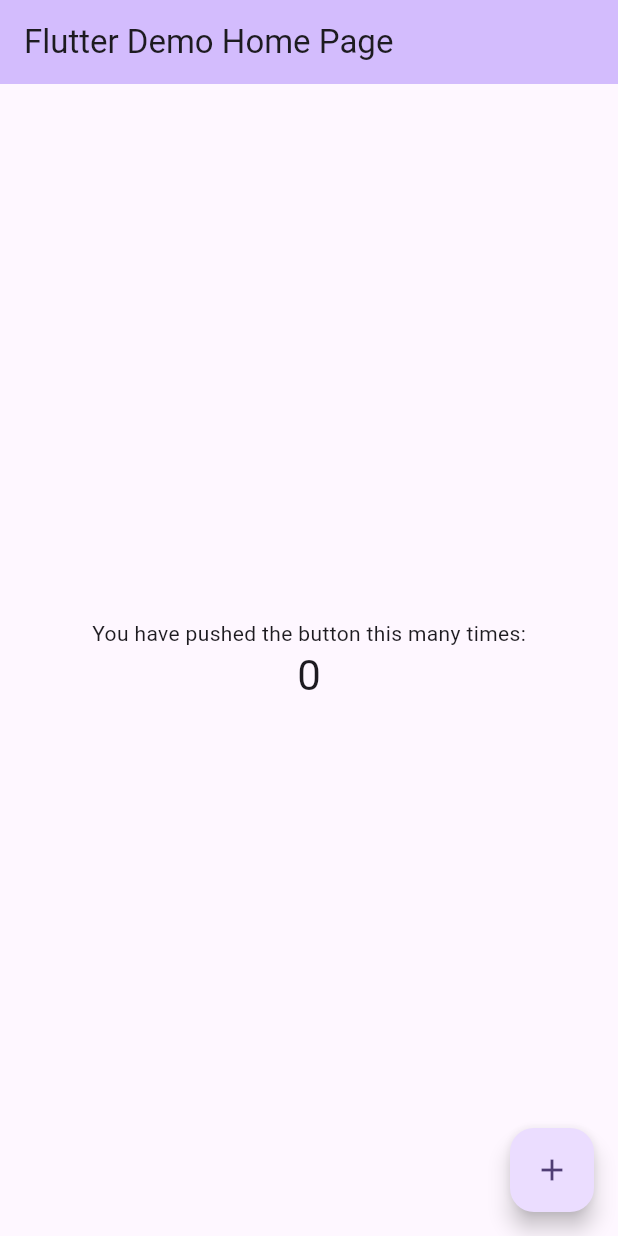
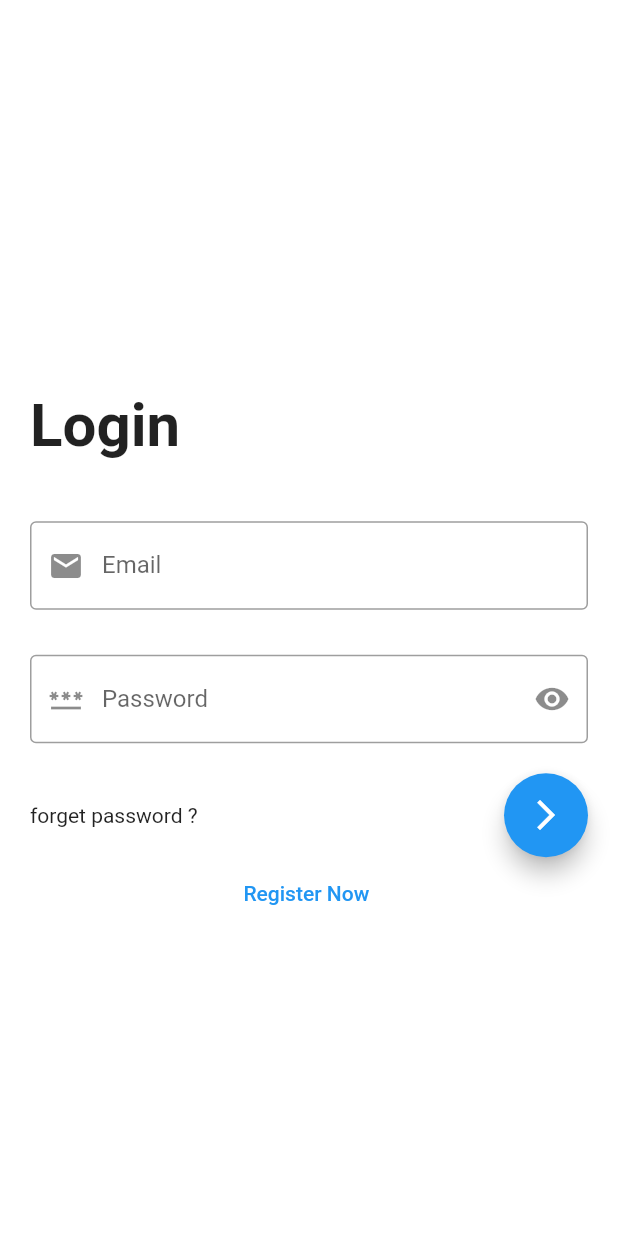
Before and after one commit to h0996g/TodoFir, a Flutter app: the screen it shows after launch, on a phone screen of 412 x 824 dp. Run offline on Flutter 3.47's test engine with Material 2 defaults, Android fonts, the light colour scheme and no system bars; our stand-ins replace bloc, flutter_bloc.

Commit message:
login design

```diff
--- /dev/null
+++ b/lib/Modules/login/cubit/login_cubit.dart
@@ -0,0 +1,17 @@
+import 'package:bloc/bloc.dart';
+import 'package:flutter/animation.dart';
+import 'package:flutter_bloc/flutter_bloc.dart';
+import 'package:meta/meta.dart';
+
+part 'login_state.dart';
+
+class LoginCubit extends Cubit<LoginState> {
+  LoginCubit() : super(LoginInitial());
+  static LoginCubit get(context) => BlocProvider.of(context);
+  bool isvisibility = false;
+
+  void showPassword() {
+    isvisibility = !isvisibility;
+    emit(ShowPasswordState());
+  }
+}
--- /dev/null
+++ b/lib/Modules/login/cubit/login_state.dart
@@ -0,0 +1,8 @@
+part of 'login_cubit.dart';
+
+@immutable
+abstract class LoginState {}
+
+class LoginInitial extends LoginState {}
+
+class ShowPasswordState extends LoginState {}
--- /dev/null
+++ b/lib/Modules/login/login.dart
@@ -0,0 +1,103 @@
+import 'package:flutter/material.dart';
+import 'package:flutter_bloc/flutter_bloc.dart';
+import 'package:todo_fir/Modules/login/cubit/login_cubit.dart';
+import 'package:todo_fir/Shared/Components/component.dart';
+
+class Login extends StatelessWidget {
+  Login({Key? key}) : super(key: key);
+
+  var emailController = TextEditingController();
+  var passController = TextEditingController();
+  var formKey = GlobalKey<FormState>();
+  @override
+  Widget build(BuildContext context) {
+    return BlocConsumer<LoginCubit, LoginState>(
+      builder: (BuildContext context, state) {
+        LoginCubit _loginCubit = BlocProvider.of(context);
+
+        return Scaffold(
+          appBar: AppBar(),
+          body: Center(
+            child: SingleChildScrollView(
+              child: Padding(
+                padding: const EdgeInsets.all(20),
+                child: Form(
+                  key: formKey,
+                  child: Column(
+                    crossAxisAlignment: CrossAxisAlignment.start,
+                    children: [
+                      const Text(
+                        'Login',
+                        style: TextStyle(
+                            fontSize: 40, fontWeight: FontWeight.bold),
+                      ),
+                      const SizedBox(
+                        height: 40,
+                      ),
+                      defaultForm(
+                          controler: emailController,
+                          textInputAction: TextInputAction.next,
+                          labels: 'Email',
+                          prefixIcon: const Icon(Icons.email),
+                          validator: (value) {
+                            if (value!.isEmpty) {
+                              return "Email Must Be Not Empty";
+                            }
+                          }),
+                      const SizedBox(
+                        height: 30,
+                      ),
+                      defaultForm(
+                          onFieldSubmitted: (value) {
+                            if (formKey.currentState!.validate()) {}
+                          },
+                          suffixIcon: IconButton(
+                              onPressed: () {
+                                _loginCubit.showPassword();
+                              },
+                              icon: _loginCubit.isvisibility
+                                  ? const Icon(Icons.visibility_off)
+                                  : const Icon(Icons.visibility)),
+                          controler: passController,
+                          textInputAction: TextInputAction.done,
+                          prefixIcon: const Icon(Icons.password),
+                          obscureText: !_loginCubit.isvisibility,
+                          labels: "Password",
+                          validator: (value) {
+                            if (value!.isEmpty) {
+                              return "Password Must Be Not Empty";
+                            }
+                          }),
+                      const SizedBox(
+                        height: 20,
+                      ),
+                      Row(
+                        children: [
+                          const Text('forget password ?'),
+                          const Spacer(),
+                          FloatingActionButton(
+                            onPressed: () {
+                              if (formKey.currentState!.validate()) {}
+                            },
+                            child: const Icon(Icons.arrow_forward_ios),
+                          )
+                        ],
+                      ),
+                      Center(
+                        child: TextButton(
+                          child: const Text('Register Now '),
+                          onPressed: () {},
+                        ),
+                      ),
+                    ],
+                  ),
+                ),
+              ),
+            ),
+          ),
+        );
+      },
+      listener: (BuildContext context, Object? state) {},
+    );
+  }
+}
--- /dev/null
+++ b/lib/Shared/Components/component.dart
@@ -0,0 +1,32 @@
+import 'package:flutter/material.dart';
+
+Widget defaultForm(
+        {required TextEditingController controler,
+        bool obscureText = false,
+        required TextInputAction textInputAction,
+        Widget? suffixIcon,
+        Widget? suffix,
+        Icon? prefixIcon,
+        String? labels,
+        TextInputType? type,
+        required Function? validator,
+        Function(dynamic)? onFieldSubmitted}) =>
+    TextFormField(
+      keyboardType: type,
+      onFieldSubmitted: onFieldSubmitted,
+      obscureText: obscureText,
+      textInputAction: textInputAction,
+      decoration: InputDecoration(
+          suffixIcon: suffixIcon,
+          suffix: suffix,
+          prefixIcon: prefixIcon,
+          border: const OutlineInputBorder(),
+          labelText: labels),
+      controller: controler,
+      validator: (String? value) {
+        if (value!.isEmpty) {
+          return validator!(value);
+        }
+        return null;
+      },
+    );
--- a/lib/main.dart
+++ b/lib/main.dart
@@ -1,4 +1,8 @@
 import 'package:flutter/material.dart';
+import 'package:flutter/services.dart';
+import 'package:flutter_bloc/flutter_bloc.dart';
+import 'package:todo_fir/Modules/login/cubit/login_cubit.dart';
+import 'package:todo_fir/Modules/login/login.dart';
 
 void main() {
   runApp(const MyApp());
@@ -10,116 +14,25 @@ class MyApp extends StatelessWidget {
   // This widget is the root of your application.
   @override
   Widget build(BuildContext context) {
-    return MaterialApp(
-      title: 'Flutter Demo',
-      theme: ThemeData(
-        // This is the theme of your application.
-        //
-        // TRY THIS: Try running your application with "flutter run". You'll see
-        // the application has a blue toolbar. Then, without quitting the app,
-        // try changing the seedColor in the colorScheme below to Colors.green
-        // and then invoke "hot reload" (save your changes or press the "hot
-        // reload" button in a Flutter-supported IDE, or press "r" if you used
-        // the command line to start the app).
-        //
-        // Notice that the counter didn't reset back to zero; the application
-        // state is not lost during the reload. To reset the state, use hot
-        // restart instead.
-        //
-        // This works for code too, not just values: Most code changes can be
-        // tested with just a hot reload.
-        colorScheme: ColorScheme.fromSeed(seedColor: Colors.deepPurple),
-        useMaterial3: true,
-      ),
-      home: const MyHomePage(title: 'Flutter Demo Home Page'),
-    );
+    return MultiBlocProvider(
+        providers: [BlocProvider(create: (context) => LoginCubit())],
+        child: MaterialApp(
+          home: Login(),
+          debugShowCheckedModeBanner: false,
+          theme: ThemeData(
+            appBarTheme: const AppBarTheme(
+                titleTextStyle: TextStyle(
+                    color: Colors.black,
+                    fontSize: 30,
+                    fontWeight: FontWeight.w600),
+                systemOverlayStyle: SystemUiOverlayStyle(
+                    statusBarColor: Colors.white,
+                    statusBarIconBrightness: Brightness.dark),
+                backgroundColor: Colors.white,
+                // shadowColor: Colors.white,
+                elevation: 0),
+            scaffoldBackgroundColor: Colors.white,
+          ),
+        ));
   }
 }
-
-class MyHomePage extends StatefulWidget {
-  const MyHomePage({super.key, required this.title});
-
-  // This widget is the home page of your application. It is stateful, meaning
-  // that it has a State object (defined below) that contains fields that affect
-  // how it looks.
-
-  // This class is the configuration for the state. It holds the values (in this
-  // case the title) provided by the parent (in this case the App widget) and
-  // used by the build method of the State. Fields in a Widget subclass are
-  // always marked "final".
-
-  final String title;
-
-  @override
-  State<MyHomePage> createState() => _MyHomePageState();
-}
-
-class _MyHomePageState extends State<MyHomePage> {
-  int _counter = 0;
-
-  void _incrementCounter() {
-    setState(() {
-      // This call to setState tells the Flutter framework that something has
-      // changed in this State, which causes it to rerun the build method below
-      // so that the display can reflect the updated values. If we changed
-      // _counter without calling setState(), then the build method would not be
-      // called again, and so nothing would appear to happen.
-      _counter++;
-    });
-  }
-
-  @override
-  Widget build(BuildContext context) {
-    // This method is rerun every time setState is called, for instance as done
-    // by the _incrementCounter method above.
-    //
-    // The Flutter framework has been optimized to make rerunning build methods
-    // fast, so that you can just rebuild anything that needs updating rather
-    // than having to individually change instances of widgets.
-    return Scaffold(
-      appBar: AppBar(
-        // TRY THIS: Try changing the color here to a specific color (to
-        // Colors.amber, perhaps?) and trigger a hot reload to see the AppBar
-        // change color while the other colors stay the same.
-        backgroundColor: Theme.of(context).colorScheme.inversePrimary,
-        // Here we take the value from the MyHomePage object that was created by
-        // the App.build method, and use it to set our appbar title.
-        title: Text(widget.title),
-      ),
-      body: Center(
-        // Center is a layout widget. It takes a single child and positions it
-        // in the middle of the parent.
-        child: Column(
-          // Column is also a layout widget. It takes a list of children and
-          // arranges them vertically. By default, it sizes itself to fit its
-          // children horizontally, and tries to be as tall as its parent.
-          //
-          // Column has various properties to control how it sizes itself and
-          // how it positions its children. Here we use mainAxisAlignment to
-          // center the children vertically; the main axis here is the vertical
-          // axis because Columns are vertical (the cross axis would be
-          // horizontal).
-          //
-          // TRY THIS: Invoke "debug painting" (choose the "Toggle Debug Paint"
-          // action in the IDE, or press "p" in the console), to see the
-          // wireframe for each widget.
-          mainAxisAlignment: MainAxisAlignment.center,
-          children: <Widget>[
-            const Text(
-              'You have pushed the button this many times:',
-            ),
-            Text(
-              '$_counter',
-              style: Theme.of(context).textTheme.headlineMedium,
-            ),
-          ],
-        ),
-      ),
-      floatingActionButton: FloatingActionButton(
-        onPressed: _incrementCounter,
-        tooltip: 'Increment',
-        child: const Icon(Icons.add),
-      ), // This trailing comma makes auto-formatting nicer for build methods.
-    );
-  }
-}
--- a/pubspec.yaml
+++ b/pubspec.yaml
@@ -37,6 +37,7 @@ dependencies:
   cupertino_icons: ^1.0.2
   flutter_bloc: ^8.0.1
   bloc: ^8.0.3
+  cached_network_image: ^3.2.3
 
 dev_dependencies:
   flutter_test:
@@ -62,7 +63,7 @@ flutter:
 
   # To add assets to your application, add an assets section, like this:
   # assets:
-  #   - images/a_dot_burr.jpeg
+    # - assets/images/login.jpg
   #   - images/a_dot_ham.jpeg
 
   # An image asset can refer to one or more resolution-specific "variants", see
```
Also changed, not shown: assets/images/login.jpg (added), pubspec.lock, 1 other file.
